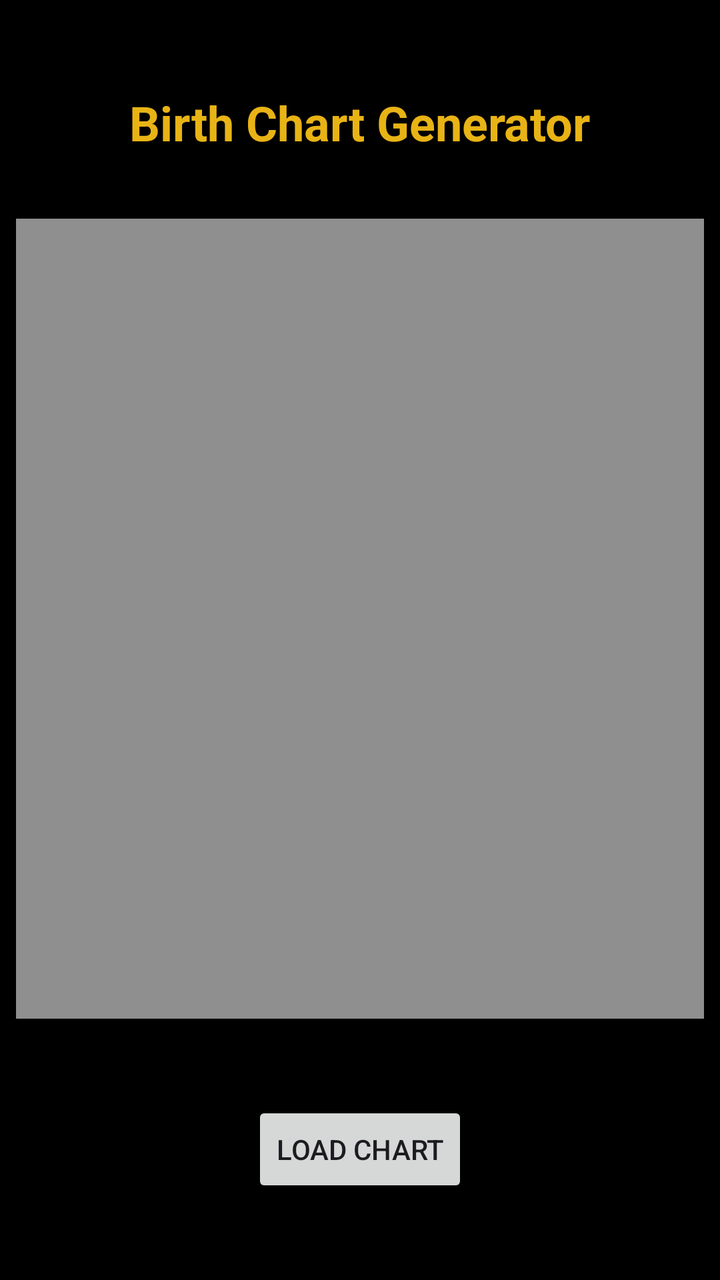
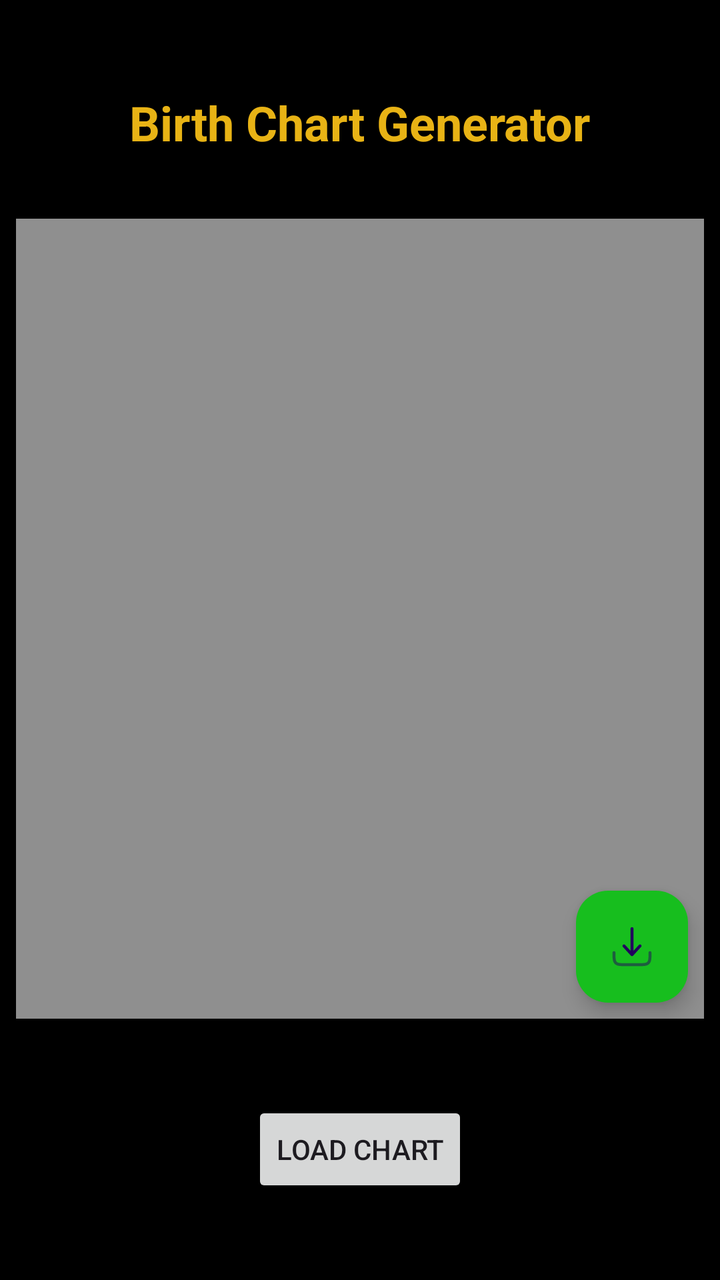

Two renders of the same Android screen: before a commit and after it. Below are the layout's source before the change and the commit's diff.
<!-- AndroidManifest.xml: application theme Theme.AstroChart -->
<!-- res/layout/activity_main.xml -->
<?xml version="1.0" encoding="utf-8"?>
<androidx.constraintlayout.widget.ConstraintLayout xmlns:android="http://schemas.android.com/apk/res/android"
    xmlns:app="http://schemas.android.com/apk/res-auto"
    xmlns:tools="http://schemas.android.com/tools"
    android:id="@+id/main"
    android:layout_width="match_parent"
    android:layout_height="match_parent"
    tools:context=".MainActivity"
    android:background="@color/black">

    <androidx.constraintlayout.widget.ConstraintLayout
        android:id="@+id/ui1"
        android:layout_width="match_parent"
        android:layout_height="match_parent"
        android:visibility="visible"
        app:layout_constraintBottom_toBottomOf="parent"
        app:layout_constraintEnd_toEndOf="parent"
        app:layout_constraintStart_toStartOf="parent"
        app:layout_constraintTop_toTopOf="parent">

        <TextView
            android:id="@+id/textView"
            android:layout_width="wrap_content"
            android:layout_height="wrap_content"
            android:text="@string/birth_chart_generator"
            app:layout_constraintEnd_toEndOf="parent"
            android:layout_marginTop="45dp"
            android:textSize="24sp"
            android:textStyle="bold"
            android:textColor="#E8B315"
            app:layout_constraintStart_toStartOf="parent"
            app:layout_constraintTop_toTopOf="parent" />

        <ImageView
            android:id="@+id/chartImageView"
            android:layout_width="match_parent"
            android:layout_height="400dp"
            android:layout_marginHorizontal="8dp"
            android:background="#8FFFFFFF"
            android:layout_marginTop="32dp"
            app:layout_constraintEnd_toEndOf="parent"
            app:layout_constraintStart_toStartOf="parent"
            app:layout_constraintTop_toBottomOf="@+id/textView" />

        <Button
            android:id="@+id/btn"
            android:layout_width="wrap_content"
            android:layout_height="wrap_content"
            android:text="@string/load_chart"
            app:layout_constraintBottom_toBottomOf="parent"
            app:layout_constraintEnd_toEndOf="parent"
            app:layout_constraintStart_toStartOf="parent"
            app:layout_constraintTop_toBottomOf="@+id/chartImageView" />

        <ProgressBar
            android:id="@+id/pBar"
            android:visibility="invisible"
            android:layout_width="wrap_content"
            android:layout_height="wrap_content"
            android:outlineSpotShadowColor="#4CAF50"
            app:layout_constraintBottom_toBottomOf="@+id/chartImageView"
            app:layout_constraintEnd_toEndOf="@+id/chartImageView"
            app:layout_constraintStart_toStartOf="@+id/chartImageView"
            app:layout_constraintTop_toTopOf="@+id/chartImageView" />

    </androidx.constraintlayout.widget.ConstraintLayout>

    <RelativeLayout
        android:id="@+id/ui2"
        android:layout_width="match_parent"
        android:layout_height="match_parent"
        android:layout_marginTop="52dp"
        android:visibility="gone"
        app:layout_constraintBottom_toBottomOf="parent"
        app:layout_constraintEnd_toEndOf="parent"
        app:layout_constraintStart_toStartOf="parent"
        app:layout_constraintTop_toTopOf="parent">

        <EditText
            android:id="@+id/editTextName"
            android:layout_width="match_parent"
            android:layout_height="wrap_content"
            android:layout_margin="16dp"
            android:hint="Name"
            android:textColorHint="#868484"
            android:textColor="@color/white"
            android:inputType="text" />

        <Spinner
            android:id="@+id/spinnerGender"
            android:layout_width="match_parent"
            android:layout_height="wrap_content"
            android:layout_below="@id/editTextName"
            android:layout_margin="16dp"
            android:entries="@array/gender_options" />

        <TextView
            android:id="@+id/textViewBirthDate"
            android:layout_width="match_parent"
            android:layout_height="wrap_content"
            android:layout_below="@id/spinnerGender"
            android:layout_margin="16dp"
            android:textStyle="bold"
            android:textColor="#BEED11"
            android:text="@string/birth_date" />

        <Button
            android:id="@+id/buttonSelectDate"
            android:layout_width="wrap_content"
            android:layout_height="wrap_content"
            android:layout_below="@id/textViewBirthDate"
            android:layout_marginStart="16dp"
            android:text="Select Date" />

        <TextView
            android:id="@+id/textViewTime"
            android:layout_width="match_parent"
            android:layout_height="wrap_content"
            android:layout_below="@id/buttonSelectDate"
            android:layout_margin="16dp"
            android:textColor="#6FA0FF"
            android:textStyle="bold"
            android:text="Birth Time" />

        <Button
            android:id="@+id/buttonSelectTime"
            android:layout_width="wrap_content"
            android:layout_height="wrap_content"
            android:layout_below="@id/textViewTime"
            android:layout_marginStart="16dp"
            android:text="Select Time" />

        <EditText
            android:id="@+id/editTextLocation"
            android:layout_width="match_parent"
            android:layout_height="wrap_content"
            android:layout_below="@id/buttonSelectTime"
            android:layout_margin="16dp"
            android:textColor="@color/white"
            android:hint="Location"
            android:inputType="text" />

        <Button
            android:id="@+id/buttonSubmit"
            android:layout_width="wrap_content"
            android:layout_height="wrap_content"
            android:layout_below="@id/editTextLocation"
            android:layout_centerHorizontal="true"
            android:layout_marginTop="32dp"
            android:text="Submit" />

    </RelativeLayout>


</androidx.constraintlayout.widget.ConstraintLayout>
<!-- resources referenced by this layout -->
<resources>
  <string-array name="gender_options">
          <item>Male</item>
          <item>Female</item>
      </string-array>
  <color name="black">#FF000000</color>
  <color name="white">#FFFFFFFF</color>
  <string name="birth_chart_generator">Birth Chart Generator</string>
  <string name="birth_date">Birth Date</string>
  <string name="load_chart">Load Chart</string>
  <style name="Theme.AstroChart" parent="Base.Theme.AstroChart" />
  <style name="Base.Theme.AstroChart" parent="Theme.Material3.DayNight.NoActionBar">
          
          
      </style>
</resources>

<!-- the commit's change to res/layout/activity_main.xml (unified diff, before → after) -->
@@ -36,8 +36,8 @@
             android:layout_width="match_parent"
             android:layout_height="400dp"
             android:layout_marginHorizontal="8dp"
+            android:layout_marginTop="32dp"
             android:background="#8FFFFFFF"
-            android:layout_marginTop="32dp"
             app:layout_constraintEnd_toEndOf="parent"
             app:layout_constraintStart_toStartOf="parent"
             app:layout_constraintTop_toBottomOf="@+id/textView" />
@@ -62,6 +62,20 @@
             app:layout_constraintEnd_toEndOf="@+id/chartImageView"
             app:layout_constraintStart_toStartOf="@+id/chartImageView"
             app:layout_constraintTop_toTopOf="@+id/chartImageView" />
+
+        <com.google.android.material.floatingactionbutton.FloatingActionButton
+            android:id="@+id/btn_download"
+            android:layout_width="wrap_content"
+            android:layout_height="wrap_content"
+            android:layout_alignParentEnd="true"
+            android:layout_alignParentBottom="true"
+            android:layout_margin="8dp"
+            android:layout_marginBottom="8dp"
+            android:backgroundTint="#17BE1E"
+            android:src="@drawable/ic_download"
+            app:layout_constraintBottom_toBottomOf="@+id/chartImageView"
+            app:layout_constraintEnd_toEndOf="@+id/chartImageView"
+            android:contentDescription="@string/download_chart" />
 
     </androidx.constraintlayout.widget.ConstraintLayout>
 
<!-- resource entries referenced after the edit -->
@@ -6,8 +6,26 @@
       </string-array>
   <color name="black">#FF000000</color>
   <color name="white">#FFFFFFFF</color>
+  <!-- drawable ic_download (drawable) -->
+  <vector xmlns:android="http://schemas.android.com/apk/res/android"
+      android:width="800dp"
+      android:height="800dp"
+      android:viewportWidth="24"
+      android:viewportHeight="24">
+    <path
+        android:pathData="M3,14.25C3.414,14.25 3.75,14.586 3.75,15C3.75,16.435 3.752,17.437 3.853,18.192C3.952,18.926 4.132,19.314 4.409,19.591C4.686,19.868 5.074,20.048 5.808,20.147C6.563,20.248 7.565,20.25 9,20.25H15C16.435,20.25 17.437,20.248 18.192,20.147C18.926,20.048 19.314,19.868 19.591,19.591C19.868,19.314 20.048,18.926 20.147,18.192C20.248,17.437 20.25,16.435 20.25,15C20.25,14.586 20.586,14.25 21,14.25C21.414,14.25 21.75,14.586 21.75,15V15.055C21.75,16.423 21.75,17.525 21.633,18.392C21.513,19.292 21.254,20.05 20.652,20.652C20.05,21.254 19.292,21.513 18.392,21.633C17.525,21.75 16.423,21.75 15.055,21.75H8.945C7.578,21.75 6.475,21.75 5.608,21.633C4.708,21.513 3.95,21.254 3.348,20.652C2.746,20.05 2.488,19.292 2.367,18.392C2.25,17.525 2.25,16.423 2.25,15.055C2.25,15.037 2.25,15.018 2.25,15C2.25,14.586 2.586,14.25 3,14.25Z"
+        android:strokeAlpha="0.5"
+        android:fillColor="#1C274C"
+        android:fillType="evenOdd"
+        android:fillAlpha="0.5"/>
+    <path
+        android:pathData="M12,16.75C12.211,16.75 12.411,16.662 12.554,16.506L16.553,12.131C16.833,11.825 16.812,11.351 16.506,11.071C16.2,10.792 15.726,10.813 15.446,11.119L12.75,14.068V3C12.75,2.586 12.414,2.25 12,2.25C11.586,2.25 11.25,2.586 11.25,3V14.068L8.554,11.119C8.274,10.813 7.8,10.792 7.494,11.071C7.188,11.351 7.167,11.825 7.446,12.131L11.446,16.506C11.589,16.662 11.789,16.75 12,16.75Z"
+        android:fillColor="#1C274C"
+        android:fillType="evenOdd"/>
+  </vector>
   <string name="birth_chart_generator">Birth Chart Generator</string>
   <string name="birth_date">Birth Date</string>
+  <string name="download_chart">Download Chart</string>
   <string name="load_chart">Load Chart</string>
   <style name="Theme.AstroChart" parent="Base.Theme.AstroChart" />
   <style name="Base.Theme.AstroChart" parent="Theme.Material3.DayNight.NoActionBar">
